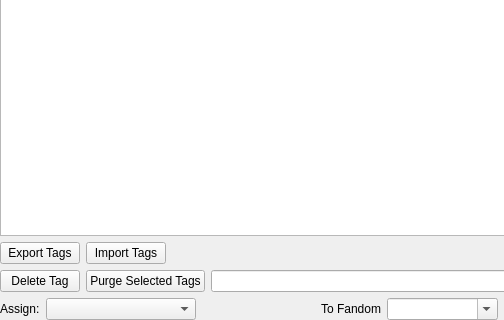
First picture: the form in UI/tagwidget.ui, repository Zeks/flipper, before the edit; both pictures show x 0 to 504 and y 429 to 749 of the 659 by 749 pixel window.
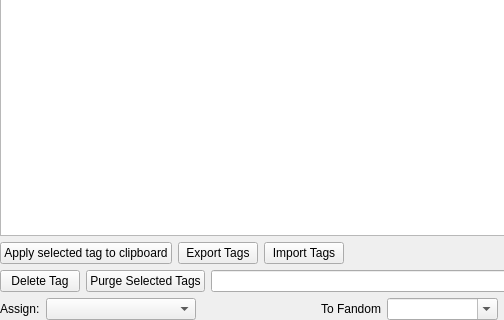
Second picture: the form after the edit. Icons and pictures are not drawn.

```diff
--- a/UI/tagwidget.ui
+++ b/UI/tagwidget.ui
@@ -258,6 +258,13 @@
       <property name="bottomMargin">
        <number>0</number>
       </property>
+      <item>
+       <widget class="QPushButton" name="pbTagFromClipboard">
+        <property name="text">
+         <string>Apply selected tag to clipboard</string>
+        </property>
+       </widget>
+      </item>
       <item>
        <widget class="QPushButton" name="pbTagExport">
         <property name="text">
```
